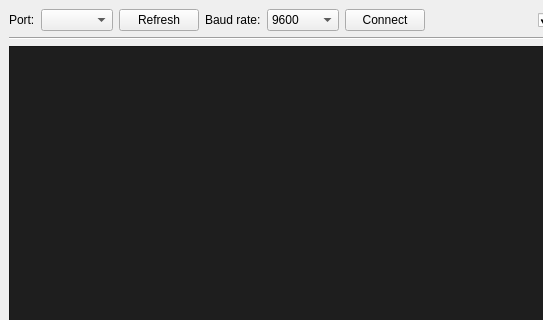
This is layout/Ui_MainWindow.ui in y252328/ATerm as Qt 5 draws it before an edit; both pictures show x 0 to 543 and y 0 to 320 of the 800 by 600 pixel window. The edited form follows.
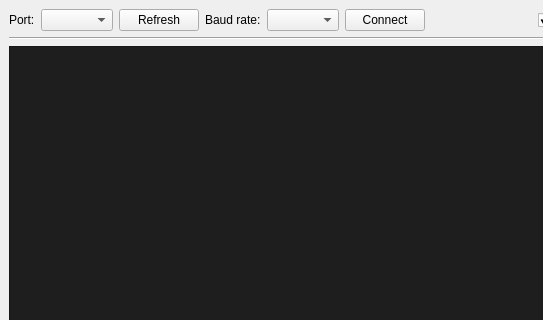
This is the edited form.

```diff
--- a/layout/Ui_MainWindow.ui
+++ b/layout/Ui_MainWindow.ui
@@ -62,16 +62,9 @@
       </item>
       <item>
        <widget class="QComboBox" name="baudComboBox">
-        <item>
-         <property name="text">
-          <string>9600</string>
-         </property>
-        </item>
-        <item>
-         <property name="text">
-          <string>115200</string>
-         </property>
-        </item>
+        <property name="sizeAdjustPolicy">
+         <enum>QComboBox::AdjustToContents</enum>
+        </property>
        </widget>
       </item>
       <item>
```
